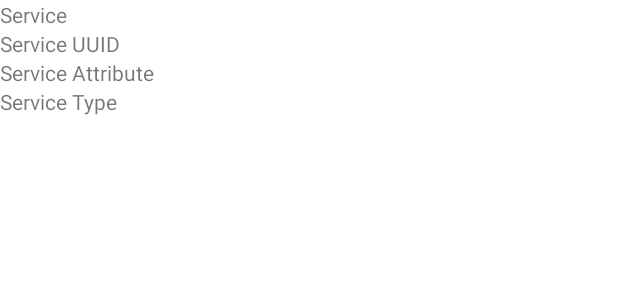
After one commit to GrandFatherPikhto/BLEScan, an Android app: the layout bt_service.xml on its own in the app's theme, with its tools: preview values and no code run, on a phone screen of 412 x 824 dp. The commit adds this screen. Shown: the top 300 px of the screen. Run offline under Robolectric (Android 15) with nearby library versions, the phone set to English and light mode, and no system bars.

Commit message:
Небольшие модификации

```diff
--- a/app/src/main/java/com/grandfatherpikhto/blescan/service/BtLeServiceConnector.kt
+++ b/app/src/main/java/com/grandfatherpikhto/blescan/service/BtLeServiceConnector.kt
@@ -16,7 +16,7 @@ import kotlinx.coroutines.flow.*
 
 @InternalCoroutinesApi
 @DelicateCoroutinesApi
-object BtLeServiceConnector:ServiceConnection {
+object BtLeServiceConnector: ServiceConnection {
     private const val TAG = "BtLeServiceConnector"
     private var btLeService:BtLeService ?= null
     val service:BtLeService? get() = btLeService
--- /dev/null
+++ b/app/src/main/res/layout/bt_service.xml
@@ -0,0 +1,52 @@
+<?xml version="1.0" encoding="utf-8"?>
+<androidx.constraintlayout.widget.ConstraintLayout xmlns:android="http://schemas.android.com/apk/res/android"
+    xmlns:app="http://schemas.android.com/apk/res-auto"
+    xmlns:tools="http://schemas.android.com/tools"
+    android:id="@+id/csService"
+    android:layout_width="match_parent"
+    android:layout_height="wrap_content">
+
+    <TextView
+        android:id="@+id/tvServiceTitle"
+        android:layout_width="0dp"
+        android:layout_height="wrap_content"
+        android:text="@string/service"
+        app:layout_constraintBottom_toTopOf="@+id/tvUuid"
+        app:layout_constraintEnd_toEndOf="parent"
+        app:layout_constraintHorizontal_bias="0.5"
+        app:layout_constraintStart_toStartOf="parent"
+        app:layout_constraintTop_toTopOf="parent" />
+
+    <TextView
+        android:id="@+id/tvAttributeType"
+        android:layout_width="0dp"
+        android:layout_height="wrap_content"
+        android:text="@string/service_attribute"
+        app:layout_constraintBottom_toTopOf="@+id/tvServiceType"
+        app:layout_constraintEnd_toEndOf="parent"
+        app:layout_constraintHorizontal_bias="0.5"
+        app:layout_constraintStart_toStartOf="parent"
+        app:layout_constraintTop_toBottomOf="@+id/tvUuid" />
+
+    <TextView
+        android:id="@+id/tvServiceType"
+        android:layout_width="0dp"
+        android:layout_height="wrap_content"
+        android:text="@string/service_type"
+        app:layout_constraintBottom_toBottomOf="parent"
+        app:layout_constraintEnd_toEndOf="parent"
+        app:layout_constraintHorizontal_bias="0.5"
+        app:layout_constraintStart_toStartOf="parent"
+        app:layout_constraintTop_toBottomOf="@+id/tvAttributeType" />
+
+    <TextView
+        android:id="@+id/tvUuid"
+        android:layout_width="0dp"
+        android:layout_height="wrap_content"
+        android:text="@string/service_uuid"
+        app:layout_constraintBottom_toTopOf="@+id/tvAttributeType"
+        app:layout_constraintEnd_toEndOf="parent"
+        app:layout_constraintHorizontal_bias="0.5"
+        app:layout_constraintStart_toStartOf="parent"
+        app:layout_constraintTop_toBottomOf="@+id/tvServiceTitle" />
+</androidx.constraintlayout.widget.ConstraintLayout>
--- a/app/src/main/res/values/strings.xml
+++ b/app/src/main/res/values/strings.xml
@@ -38,6 +38,10 @@
     <string name="filter_header">Scan Filters</string>
     <string name="names_filter">Names Filter</string>
     <string name="addresses_filter">Addresses Filter</string>
+    <string name="service_type">Service Type</string>
+    <string name="service_attribute">Service Attribute</string>
+    <string name="service_primary">Primary Service</string>
+    <string name="service_secondary">Secondary Service</string>
 
     <!-- Messages Preferences -->
 
```
Also changed, not shown: app/src/main/java/com/grandfatherpikhto/blescan/adapter/RvGattAdapter.kt (+18 -10 lines), 1 other file.
